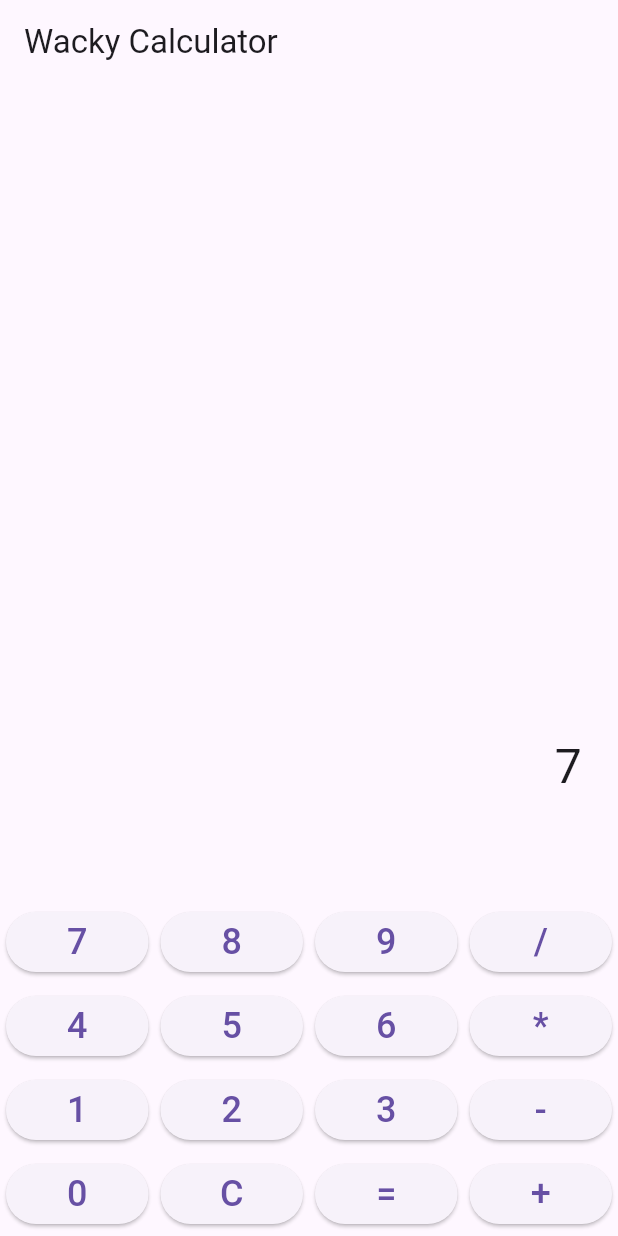
After one commit to HukayaNamiki/assignment_project, a Flutter app: the CalculatorScreen screen opened directly, after a tap on an icon or button, on a phone screen of 412 x 824 dp. The commit adds this screen. Run offline on Flutter 3.47's test engine with Material 3 defaults, Android fonts, the phone set to English and light mode, and no system bars; statements that could not run were skipped.

Commit message:
最初に作ろうとしてたユニーク電卓に戻している途中です

```diff
--- a/assignment_application/lib/main.dart
+++ b/assignment_application/lib/main.dart
@@ -1,19 +1,20 @@
 import 'package:flutter/material.dart';
-import 'screens/home_screen.dart';
+import 'screens/calculator_screen.dart';
 
 void main() {
-  runApp(NoteApp());
+  runApp(WackyCalculatorApp());
 }
 
-class NoteApp extends StatelessWidget {
+class WackyCalculatorApp extends StatelessWidget {
   @override
   Widget build(BuildContext context) {
     return MaterialApp(
-      title: '授業ノートアプリ',
+      title: 'Wacky Calculator',
       theme: ThemeData(
         primarySwatch: Colors.blue,
+        useMaterial3: true,
       ),
-      home: HomeScreen(),
+      home: CalculatorScreen(),
     );
   }
 }
--- /dev/null
+++ b/assignment_application/lib/screeens/calculator_screen.dart
@@ -0,0 +1,73 @@
+import 'package:flutter/material.dart';
+import '../utils/calculator_logic.dart';
+
+class CalculatorScreen extends StatefulWidget {
+  @override
+  _CalculatorScreenState createState() => _CalculatorScreenState();
+}
+
+class _CalculatorScreenState extends State<CalculatorScreen> {
+  String _expression = '';
+  String _result = '';
+
+  void _onPressed(String value) {
+    setState(() {
+      if (value == 'C') {
+        _expression = '';
+        _result = '';
+      } else if (value == '=') {
+        _result = WackyCalculator.calculate(_expression);
+      } else {
+        _expression += value;
+      }
+    });
+  }
+
+  Widget _buildButton(String label) {
+    return Expanded(
+      child: Padding(
+        padding: const EdgeInsets.all(4.0),
+        child: ElevatedButton(
+          onPressed: () => _onPressed(label),
+          child: Text(label, style: TextStyle(fontSize: 24)),
+        ),
+      ),
+    );
+  }
+
+  @override
+  Widget build(BuildContext context) {
+    return Scaffold(
+      appBar: AppBar(
+        title: Text('Wacky Calculator'),
+      ),
+      body: Column(
+        children: [
+          Expanded(
+            child: Container(
+              padding: EdgeInsets.all(24),
+              alignment: Alignment.bottomRight,
+              child: Column(
+                mainAxisAlignment: MainAxisAlignment.end,
+                crossAxisAlignment: CrossAxisAlignment.end,
+                children: [
+                  Text(_expression, style: TextStyle(fontSize: 32)),
+                  SizedBox(height: 8),
+                  Text(_result, style: TextStyle(fontSize: 24, color: Colors.grey)),
+                ],
+              ),
+            ),
+          ),
+          Column(
+            children: [
+              Row(children: [_buildButton('7'), _buildButton('8'), _buildButton('9'), _buildButton('/')]),
+              Row(children: [_buildButton('4'), _buildButton('5'), _buildButton('6'), _buildButton('*')]),
+              Row(children: [_buildButton('1'), _buildButton('2'), _buildButton('3'), _buildButton('-')]),
+              Row(children: [_buildButton('0'), _buildButton('C'), _buildButton('='), _buildButton('+')]),
+            ],
+          ),
+        ],
+      ),
+    );
+  }
+}
```
Also changed, not shown: assignment_application/lib/screeens/add_note_screen.dart (deleted, +0 -44 lines), assignment_application/lib/screeens/home_screen.dart (deleted, +0 -62 lines), assignment_application/lib/utils/calcutator_logic.dart (added, +29 -0 lines).
